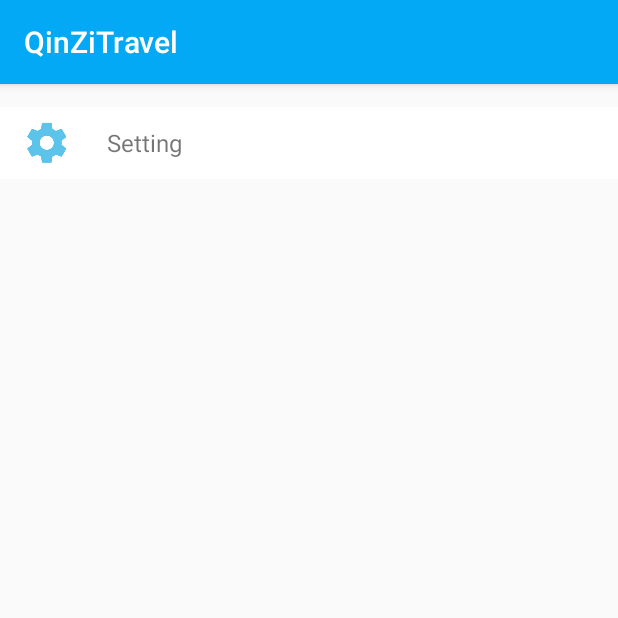
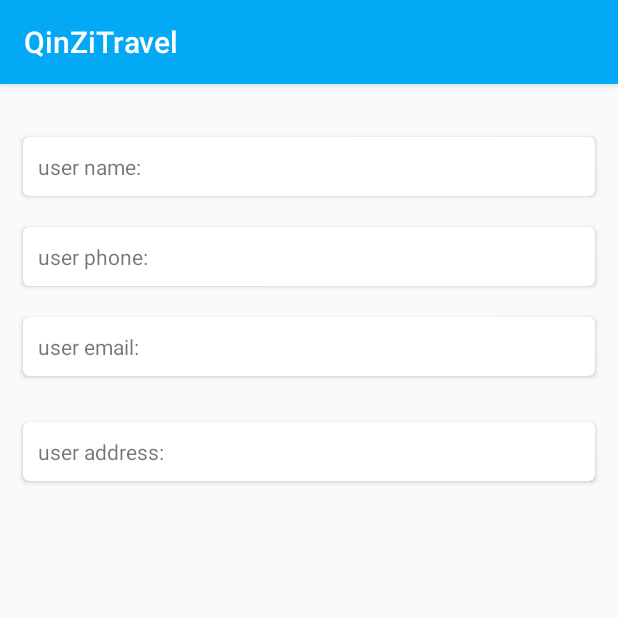
Before and after one commit to PPFei5Zhou/QinZiTravel, an Android app: the fragment FragmentContainer shown on its own in the app's theme, after a tap on "Setting", on a phone screen of 412 x 824 dp, the top half of it. Run offline under Robolectric (Android 15) with nearby library versions, the phone set to English and light mode, and no system bars; libraries missing offline, so code that uses them is left out: com.amap.api, org.litepal, org.litepal.crud; 9 statements that could not run were skipped.

Commit message:
add user info activity

```diff
--- a/app/src/main/java/com/fragment_container/FragmentContainer.java
+++ b/app/src/main/java/com/fragment_container/FragmentContainer.java
@@ -2,7 +2,6 @@ package com.fragment_container;
 
 import android.content.Context;
 import android.content.Intent;
-import android.content.SharedPreferences;
 import android.os.Bundle;
 import android.os.RemoteException;
 import android.support.annotation.Nullable;
@@ -28,6 +27,7 @@ import com.fragment_sight.SightFragmentAdapter;
 import com.fragment_user.LoginActivity;
 import com.fragment_user.UserFragmentAdapter;
 import com.Entity.UserListItem;
+import com.fragment_user.UserInfoActivity;
 import com.qinzitravel.R;
 
 import java.util.ArrayList;
@@ -172,17 +172,21 @@ public class FragmentContainer extends Fragment {
             @Override
             public void onClick(int position) {
                 switch (position) {
+                    case 0:
+                        intent = getActivity().getIntent();
+                        String userPhone = intent.getStringExtra("loginData");
+                        Toast.makeText(getContext(), "logingData is: " + userPhone, Toast.LENGTH_SHORT).show();
+                        intent = new Intent(getActivity(), UserInfoActivity.class);
+                        getActivity().overridePendingTransition(0, 0);
+                        intent.putExtra("userPhone", userPhone);
+                        getActivity().startActivity(intent);
+                        break;
                     case 3:
-                        SharedPreferences.Editor editor = getActivity().getSharedPreferences("loginStatus", Context.MODE_PRIVATE).edit();
-                        editor.putInt("loginStatus", 0);
-                        editor.apply();
-
                         Toast.makeText(getActivity(), R.string.login_out, Toast.LENGTH_SHORT).show();
 
                         intent = new Intent(getActivity(), LoginActivity.class);
                         getActivity().startActivity(intent);
                         getActivity().overridePendingTransition(0, 0);
-                        getActivity().finish();
                         break;
                 }
             }
@@ -224,8 +228,8 @@ public class FragmentContainer extends Fragment {
          * check user login status
          * @return true is login
          */
-        SharedPreferences pref = getActivity().getSharedPreferences("loginStatus", Context.MODE_PRIVATE);
-        int loginStatus = pref.getInt("loginStatus", 0);
+        intent = getActivity().getIntent();
+        int loginStatus = intent.getIntExtra("loginStatus", 0);
         if (loginStatus == 1) {
             return true;
         }
--- a/app/src/main/java/com/fragment_user/LoginActivity.java
+++ b/app/src/main/java/com/fragment_user/LoginActivity.java
@@ -380,14 +380,7 @@ public class LoginActivity extends BaseActivity implements LoaderCallbacks<Curso
                 if (phone.get(0).getPhone().equals(mEmail)) {
 //                    Log.d(TAG, "===================>mEmail is True");
                     if (phone.get(0).getPassword().equals(mPassword)) {
-                        SharedPreferences.Editor editor = getSharedPreferences("loginStatus", MODE_PRIVATE).edit();
-                        editor.putInt("loginStatus", 1);
-                        editor.apply();
 //                        Log.d(TAG, "===================>mPassword is True");
-                        SharedPreferences.Editor loginData = getSharedPreferences("loginData", MODE_PRIVATE).edit();
-                        loginData.putBoolean("isLogin", true);
-                        loginData.putString("username", "");
-                        loginData.apply();
                         return true;
                     }
                     FLAG = 1;
@@ -404,10 +397,9 @@ public class LoginActivity extends BaseActivity implements LoaderCallbacks<Curso
             showProgress(false);
 
             if (success) {
-                SharedPreferences.Editor editor = getSharedPreferences("loginStatus", MODE_PRIVATE).edit();
-                editor.putInt("loginStatus", 1);
-                editor.apply();
                 intent = new Intent(LoginActivity.this, MainActivity.class);
+                intent.putExtra("loginStatus", 1);
+                intent.putExtra("loginData", mEmail);
                 startActivity(intent);
                 overridePendingTransition(0, 0);
                 finish();
--- /dev/null
+++ b/app/src/main/java/com/fragment_user/UserInfoActivity.java
@@ -0,0 +1,50 @@
+package com.fragment_user;
+
+import android.content.Intent;
+import android.support.v7.app.AppCompatActivity;
+import android.os.Bundle;
+import android.widget.TextView;
+
+import com.Entity.User;
+import com.qinzitravel.R;
+
+import org.litepal.crud.DataSupport;
+
+import java.util.List;
+
+public class UserInfoActivity extends AppCompatActivity {
+
+    @Override
+    protected void onCreate(Bundle savedInstanceState) {
+        super.onCreate(savedInstanceState);
+        setContentView(R.layout.activity_user_info);
+
+        TextView user_name = findViewById(R.id.user_name);
+        TextView user_phone = findViewById(R.id.user_phone);
+        TextView user_email = findViewById(R.id.user_email);
+        TextView user_address = findViewById(R.id.user_address);
+
+        Intent intent = getIntent();
+        String phone = intent.getStringExtra("userPhone");
+
+        List<User> users = DataSupport.select("username", "email", "useraddress")
+                .where("phone = ?", phone)
+                .find(User.class);
+        String username = users.get(0).getUsername();
+        String email = users.get(0).getEmail();
+        String address = users.get(0).getUseraddress();
+
+        user_name.setText(username);
+        user_phone.setText(phone);
+        user_email.setText(email);
+        user_address.setText(address);
+
+    }
+
+    @Override
+    public void onBackPressed() {
+        super.onBackPressed();
+        overridePendingTransition(R.anim.slide_in_left, R.anim.slide_out_right);
+        finish();
+    }
+}
--- a/app/src/main/java/com/qinzitravel/MainActivity.java
+++ b/app/src/main/java/com/qinzitravel/MainActivity.java
@@ -101,7 +101,6 @@ public class MainActivity extends BaseActivity {
     protected void onStop() {
         super.onStop();
         Log.d("MainActivity", "onStop");
-        bottomNavigation.setCurrentItem(0);
     }
 
     @Override
--- /dev/null
+++ b/app/src/main/res/layout/activity_user_info.xml
@@ -0,0 +1,112 @@
+<?xml version="1.0" encoding="utf-8"?>
+<android.support.constraint.ConstraintLayout xmlns:android="http://schemas.android.com/apk/res/android"
+    xmlns:app="http://schemas.android.com/apk/res-auto"
+    xmlns:tools="http://schemas.android.com/tools"
+    android:layout_width="match_parent"
+    android:layout_height="match_parent"
+    tools:context="com.fragment_user.UserInfoActivity">
+
+    <LinearLayout
+        android:orientation="vertical"
+        android:layout_width="match_parent"
+        android:layout_height="wrap_content">
+
+        <android.support.v7.widget.CardView
+            android:layout_width="match_parent"
+            android:layout_height="wrap_content"
+            android:layout_marginBottom="5dp"
+            android:layout_marginLeft="15dp"
+            android:layout_marginRight="15dp"
+            android:layout_marginTop="35dp"
+            app:cardCornerRadius="4dp">
+
+            <TextView
+                android:layout_width="wrap_content"
+                android:layout_height="wrap_content"
+                android:layout_margin="10dp"
+                android:text="@string/user_info_name"/>
+
+            <TextView
+                android:id="@+id/user_name"
+                android:layout_width="wrap_content"
+                android:layout_height="wrap_content"
+                android:layout_marginTop="10dp"
+                android:layout_marginStart="100dp"/>
+
+        </android.support.v7.widget.CardView>
+
+        <android.support.v7.widget.CardView
+            android:layout_width="match_parent"
+            android:layout_height="wrap_content"
+            android:layout_marginBottom="5dp"
+            android:layout_marginLeft="15dp"
+            android:layout_marginRight="15dp"
+            android:layout_marginTop="15dp"
+            app:cardCornerRadius="4dp">
+
+            <TextView
+                android:layout_width="wrap_content"
+                android:layout_height="wrap_content"
+                android:layout_margin="10dp"
+                android:text="@string/user_info_phone"/>
+
+            <TextView
+                android:id="@+id/user_phone"
+                android:layout_width="wrap_content"
+                android:layout_height="wrap_content"
+                android:layout_marginTop="10dp"
+                android:layout_marginStart="100dp"/>
+
+        </android.support.v7.widget.CardView>
+
+        <android.support.v7.widget.CardView
+            android:layout_width="match_parent"
+            android:layout_height="wrap_content"
+            android:layout_marginBottom="15dp"
+            android:layout_marginLeft="15dp"
+            android:layout_marginRight="15dp"
+            android:layout_marginTop="15dp"
+            app:cardCornerRadius="4dp">
+
+            <TextView
+                android:layout_width="wrap_content"
+                android:layout_height="wrap_content"
+                android:layout_margin="10dp"
+                android:text="@string/user_info_email"/>
+
+            <TextView
+                android:id="@+id/user_email"
+                android:layout_width="wrap_content"
+                android:layout_height="wrap_content"
+                android:layout_marginTop="10dp"
+                android:layout_marginStart="100dp"/>
+
+        </android.support.v7.widget.CardView>
+
+        <android.support.v7.widget.CardView
+            android:layout_width="match_parent"
+            android:layout_height="wrap_content"
+            android:layout_marginBottom="15dp"
+            android:layout_marginLeft="15dp"
+            android:layout_marginRight="15dp"
+            android:layout_marginTop="15dp"
+            app:cardCornerRadius="4dp">
+
+            <TextView
+                android:layout_width="wrap_content"
+                android:layout_height="wrap_content"
+                android:layout_margin="10dp"
+                android:text="@string/user_info_address"/>
+
+            <TextView
+                android:id="@+id/user_address"
+                android:layout_width="wrap_content"
+                android:layout_height="wrap_content"
+                android:layout_marginTop="10dp"
+                android:layout_marginStart="100dp"/>
+
+        </android.support.v7.widget.CardView>
+
+    </LinearLayout>
+
+</android.support.constraint.ConstraintLayout>
--- a/app/src/main/res/values/strings.xml
+++ b/app/src/main/res/values/strings.xml
@@ -47,7 +47,7 @@
     <string name="title_notifications">Notifications</string>
 
     <!-- Collapsing_Sight_Activity -->
-    <string name="sight_info_1" >日月双塔，建成于2002年，是在唐代佛塔基础上于2001年重建的，地处桂林市中心区，坐落在桂林城的中轴线、桂林杉湖岛上，与“象山水月”相邻。象山是桂林的城徽，而双塔则是新桂林的标识。日塔、月塔与象山上的普贤塔、塔山上的寿佛塔，相互呼应，相互映衬，有“四塔同美”之说。
+    <string name="sight_info_1">日月双塔，建成于2002年，是在唐代佛塔基础上于2001年重建的，地处桂林市中心区，坐落在桂林城的中轴线、桂林杉湖岛上，与“象山水月”相邻。象山是桂林的城徽，而双塔则是新桂林的标识。日塔、月塔与象山上的普贤塔、塔山上的寿佛塔，相互呼应，相互映衬，有“四塔同美”之说。
 日月双塔号称世界第一铜塔，是桂林旅游的一个夜景观赏地。其中日塔高41米共九层，通体均为纯铜装饰，耗用铜材350吨，并有电梯供游客观光乘坐。
 铜塔所有构件如塔什、瓦面、翘角、斗拱、雀替、门窗、柱梁、天面、地面完全由铜壁画装饰，整座铜塔创下了三项世界之最—世界上最高的铜塔，世界上最高的铜质建筑物，世界上最高的水中塔。
 月塔高35米共七层，为琉璃塔。每层的雕花彩绘门窗寓意不同的主题，富含中国传统韵味，通过水下18米长的水族馆与日塔连接，其地宫之中有桂林明代青花梅瓶大型壁画。</string>
@@ -71,4 +71,10 @@
     <string name="sight_info_5">遇龙河 （活动时间约50分钟）【遇龙河竹筏】，遇龙河是漓江在阳朔境内的一条支流，河水清澈如镜，随手就能拍出山水画般的照片。与漓江风光相比，遇龙河的风景更温婉，有“小漓江”之称。泛舟遇龙河上,溪水潺潺，竹影婆娑，青峰倒影，渔歌淼淼，体味“舟行碧波上，人在画中游”的美妙情结。美国哈佛大学学者卡尔来到此地，也惊呼：这是中国美丽的地方！</string>
     <string name="sight_price_5">价格： ￥ 555</string>
     <string name="sight_address_5">地址：</string>
+
+    <!-- UserInfoActivity -->
+    <string name="user_info_name">user name:</string>
+    <string name="user_info_phone">user phone:</string>
+    <string name="user_info_email">user email:</string>
+    <string name="user_info_address">user address:</string>
 </resources>
```
Also changed, not shown: app/src/main/AndroidManifest.xml (+4 -10 lines), 1 other file.
